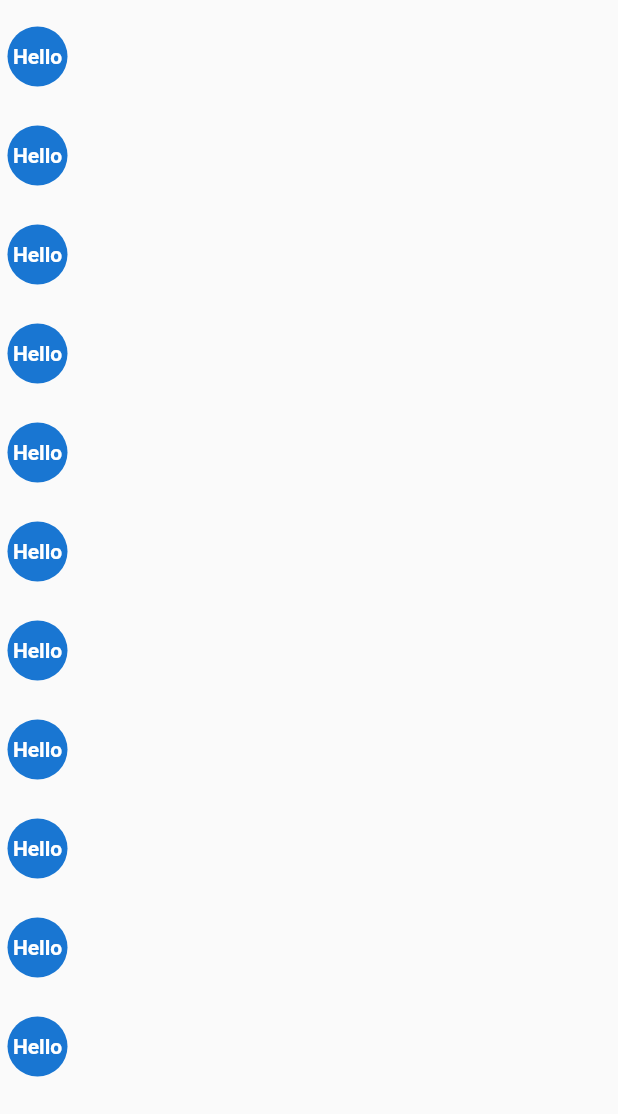
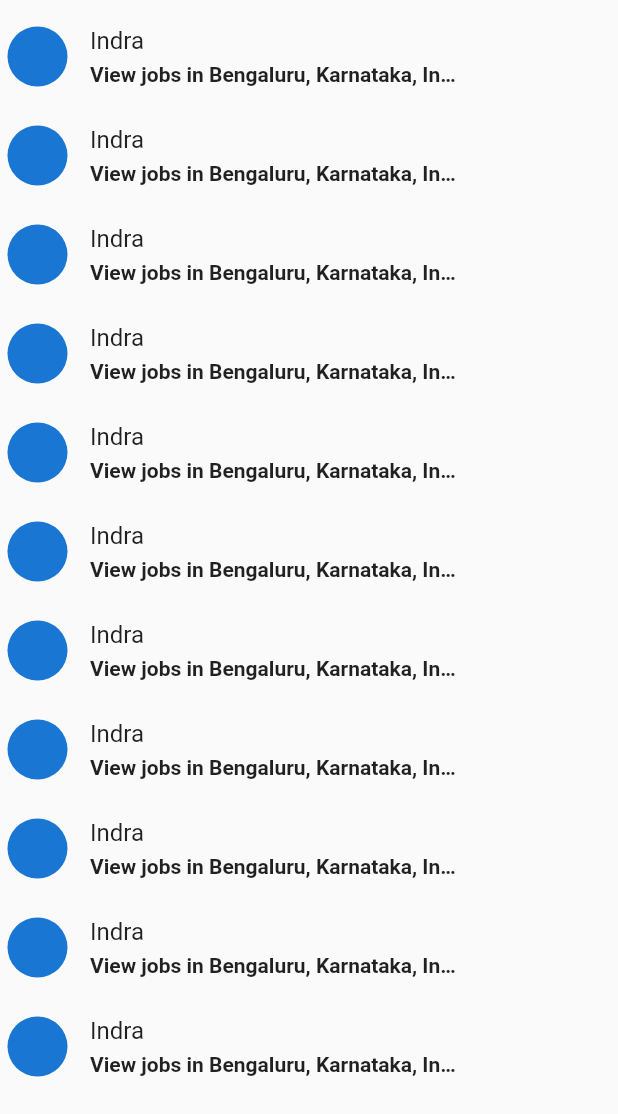
Before and after one commit to borazon/contoh1, a Flutter app: the screen it shows after launch, on a phone screen of 412 x 824 dp, the part 122-1236 px from its top. Run offline on Flutter 3.47's test engine with Material 2 defaults, Android fonts, the phone set to English and light mode, and no system bars.

```diff
--- a/lib/screen/home.dart
+++ b/lib/screen/home.dart
@@ -112,26 +112,49 @@ class _HOMEState extends State<HOME> with TickerProviderStateMixin {
                 if (index == 0) {
                   return Padding(
                     padding: EdgeInsets.only(left: 15, top: 10, bottom: 5),
-                    child: Text("INBOX",style: TextStyle(color: Colors.grey[800], fontSize: 12.5)),
+                    child: Text("INBOX",
+                        style:
+                            TextStyle(color: Colors.grey[800], fontSize: 12.5)),
                   );
                 }
                 return Row(
                   mainAxisAlignment: MainAxisAlignment.spaceBetween,
                   children: [
                     Container(
-                      margin: EdgeInsets.only(
-                        top: 3.0, bottom: 3.0, right: 0.0),
-                      padding: EdgeInsets.symmetric(horizontal: 5.0, vertical: 10.0),
+                      margin:
+                          EdgeInsets.only(top: 3.0, bottom: 3.0, right: 0.0),
+                      padding:
+                          EdgeInsets.symmetric(horizontal: 5.0, vertical: 10.0),
                       child: Row(
                         children: [
-                          CircleAvatar(
-                            child: Text("Hello", style: TextStyle(fontSize: 14, fontWeight: FontWeight.bold),),
-                            // radius: 24.0,
-                          ),
+                          CircleAvatar(),
+                          // radius: 24.0,
                           SizedBox(
                             width: 15.0,
                           ),
-                          SizedBox(height: 30.0,
+                          SizedBox(
+                            height: 30.0,
+                          ),
+                          Column(
+                            crossAxisAlignment: CrossAxisAlignment.start,
+                            children: [
+                              Text(
+                                "Indra",
+                                style: TextStyle(fontSize: 16),
+                              ),
+                              SizedBox(
+                                height: 5,
+                              ),
+                              Container(
+                                width: MediaQuery.of(context).size.width * 0.6,
+                                child: Text(
+                                  "View jobs in Bengaluru, Karnataka, India, match your preferences, Lorem ipsum dolor sit amet, consectetur adipiscing elit, sed do eiusmod tempor incididunt ut labore et dolore magna aliqua. Ut enim ad minim veniam, quis nostrud exercitation ullamco laboris nisi ut aliquip ex ea commodo consequat.",
+                                  style: TextStyle(fontWeight: FontWeight.bold),
+                                  overflow: TextOverflow.ellipsis,
+                                  maxLines: 1,
+                                ),
+                              ),
+                            ],
                           ),
                         ],
                       ),
```
